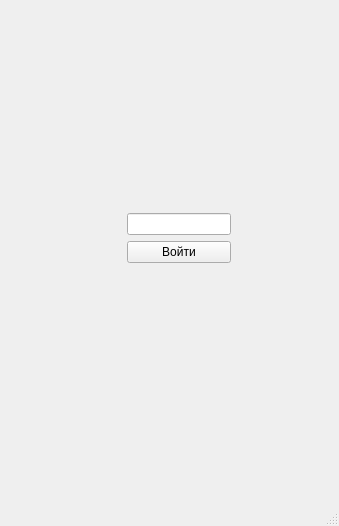
Old version of the form mainwindow.ui in the repository KirillBad/221_329_Badenov.
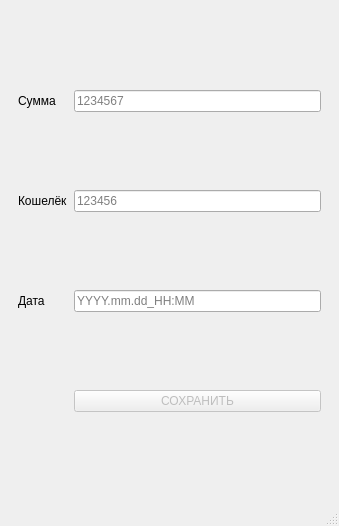
New version of the form. The open tabs and pages were chosen to show the change.

Commit message: add data page

What changed in the file:
```diff
--- a/mainwindow.ui
+++ b/mainwindow.ui
@@ -151,6 +151,69 @@
           </property>
          </widget>
         </item>
+        <item row="2" column="0">
+         <widget class="QPushButton" name="addButton">
+          <property name="text">
+           <string>ДОБАВИТЬ</string>
+          </property>
+         </widget>
+        </item>
+       </layout>
+      </widget>
+      <widget class="QWidget" name="page">
+       <layout class="QGridLayout" name="gridLayout_4">
+        <item row="2" column="1">
+         <widget class="QLineEdit" name="lineEditData">
+          <property name="placeholderText">
+           <string>YYYY.mm.dd_HH:MM</string>
+          </property>
+         </widget>
+        </item>
+        <item row="2" column="0">
+         <widget class="QLabel" name="label_3">
+          <property name="text">
+           <string>Дата</string>
+          </property>
+         </widget>
+        </item>
+        <item row="0" column="0">
+         <widget class="QLabel" name="label">
+          <property name="text">
+           <string>Сумма</string>
+          </property>
+         </widget>
+        </item>
+        <item row="0" column="1">
+         <widget class="QLineEdit" name="lineEditSum">
+          <property name="placeholderText">
+           <string>1234567</string>
+          </property>
+         </widget>
+        </item>
+        <item row="1" column="0">
+         <widget class="QLabel" name="label_2">
+          <property name="text">
+           <string>Кошелёк</string>
+          </property>
+         </widget>
+        </item>
+        <item row="1" column="1">
+         <widget class="QLineEdit" name="lineEditAddress">
+          <property name="placeholderText">
+           <string>123456</string>
+          </property>
+         </widget>
+        </item>
+        <item row="3" column="1">
+         <widget class="QPushButton" name="confirmData">
+          <property name="enabled">
+           <bool>false</bool>
+          </property>
+          <property name="text">
+           <string>СОХРАНИТЬ</string>
+          </property>
+         </widget>
+        </item>
        </layout>
       </widget>
      </widget>
```
The commit also changes 2 other files.
